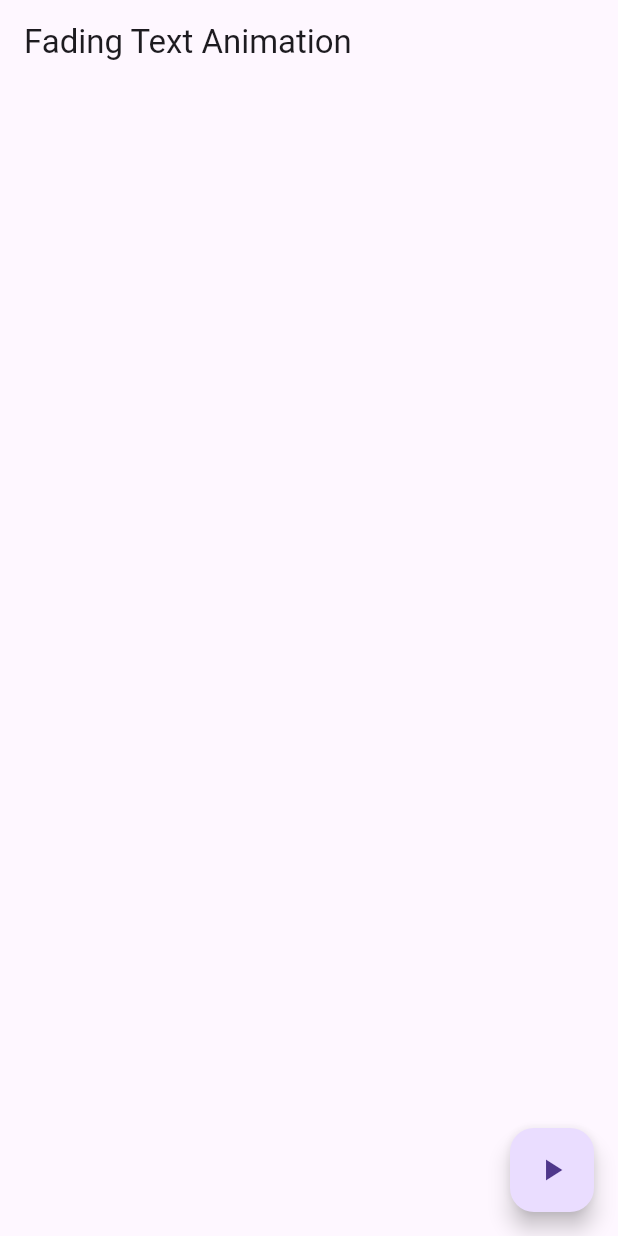
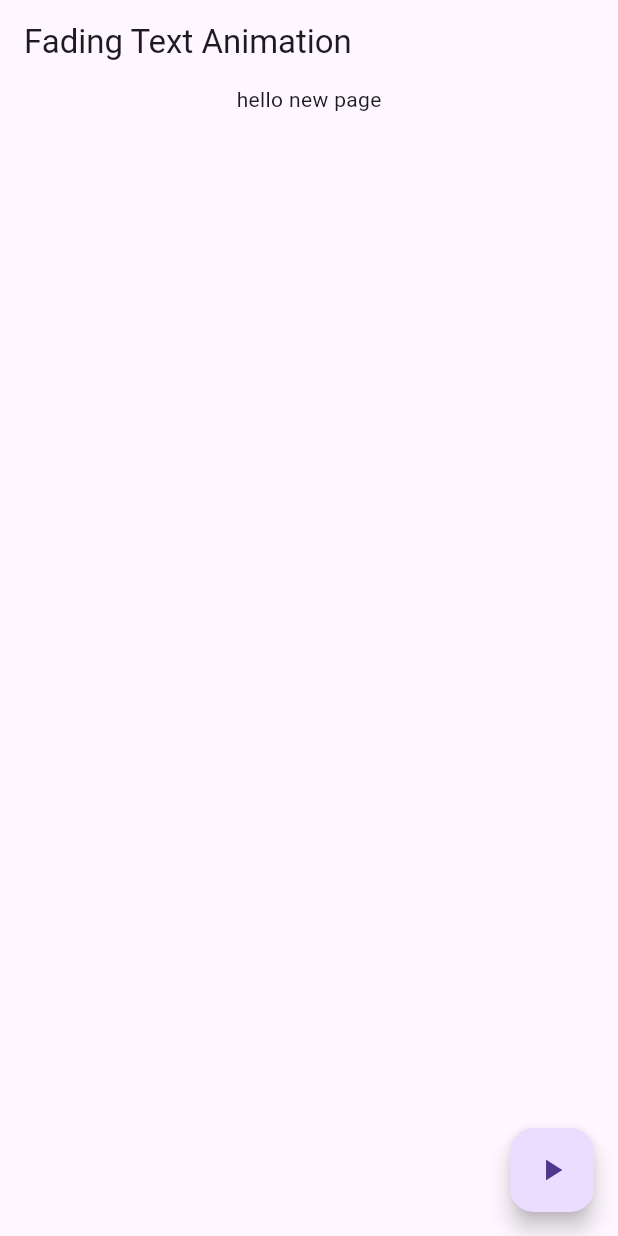
Before and after one commit to divory2/in_class_activity_7, a Flutter app: the screen it shows after launch, after a tap on the "play arrow" icon, on a phone screen of 412 x 824 dp. Run offline on Flutter 3.47's test engine with Material 3 defaults, Android fonts, the phone set to English and light mode, and no system bars.

Commit message:
added sliding feature

```diff
--- a/lib/main.dart
+++ b/lib/main.dart
@@ -27,14 +27,43 @@ class _FadingTextAnimationState extends State<FadingTextAnimation> {
     });
   }
 
+
+     final _controller = PageController(
+      initialPage: 0,
+     );
+
+
+  @override
+void dispose() {
+  _controller.dispose();
+  super.dispose();
+}
+
+
+
   @override
   Widget build(BuildContext context) {
     return Scaffold(
+
+
       appBar: AppBar(
         title: Text('Fading Text Animation'),
       ),
-      body: Center(
-        child: AnimatedOpacity(
+      body: Column(
+
+        children:[
+          Expanded(child: PageView(
+      controller: _controller,
+      children: [
+
+        Page1(),
+        Page2(),
+
+
+      ],)
+
+    ),
+          AnimatedOpacity(
           opacity: _isVisible ? 1.0 : 0.0,
           duration: Duration(seconds: 1),
           child: Text(
@@ -42,6 +71,8 @@ class _FadingTextAnimationState extends State<FadingTextAnimation> {
             style: TextStyle(fontSize: 24),
           ),
         ),
+        ],
+
       ),
       floatingActionButton: FloatingActionButton(
         onPressed: toggleVisibility,
@@ -49,4 +80,35 @@ class _FadingTextAnimationState extends State<FadingTextAnimation> {
       ),
     );
   }
+
+
+
+
 }
+class Page1 extends StatelessWidget {
+    const Page1({super.key});
+
+    @override
+  Widget build(BuildContext context){
+    return Column(
+      children: [
+        Text('hello new page')
+      ],
+    );
+  }
+
+
+  }
+  class Page2 extends StatelessWidget {
+    const Page2({super.key});
+    @override
+  Widget build(BuildContext context){
+    return Column(
+      children: [
+        Text('hello new page  2')
+      ],
+    );
+  }
+
+
+  }
```
